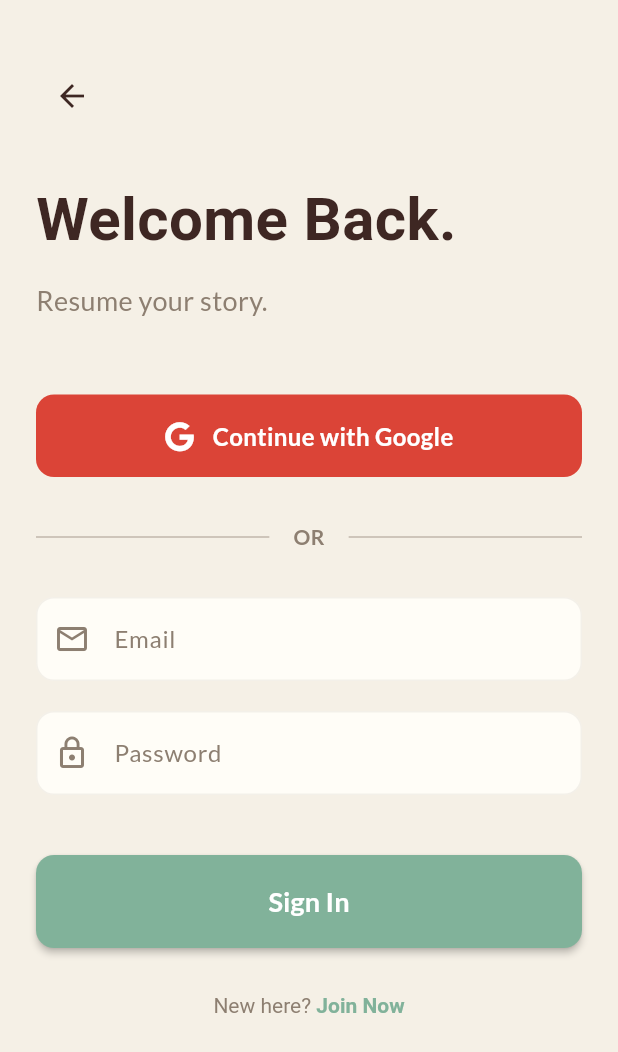
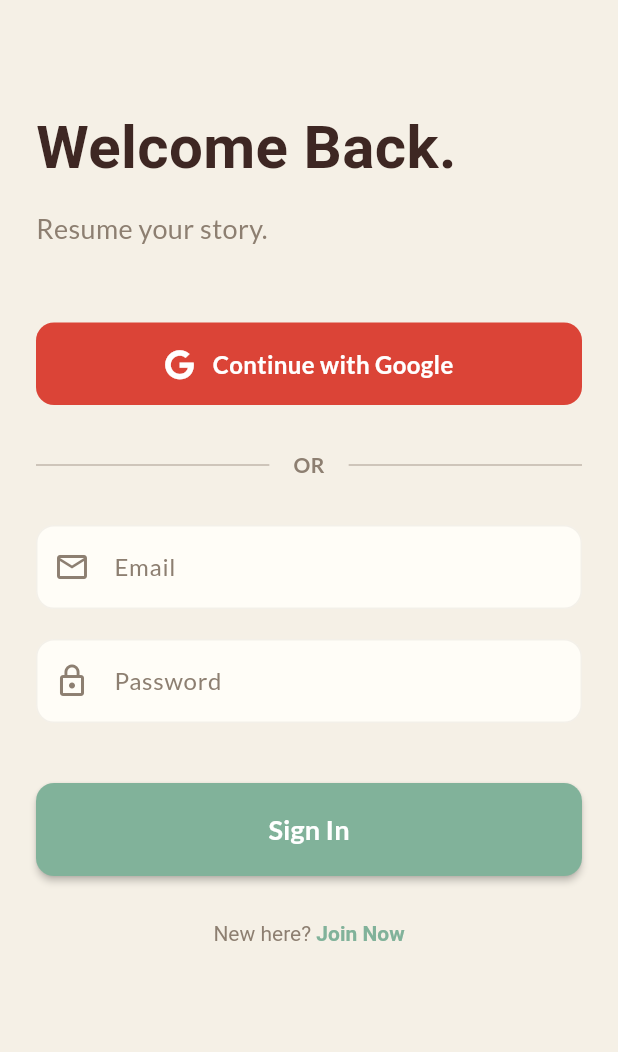
Before and after one commit to Xeno54Xe/mindfull, a Flutter app: the screen it shows after launch, after a tap on "Continue with Google", on a phone screen of 412 x 824 dp. Shown: the top 1052 px of the screen. Run offline on Flutter 3.47's test engine with Material 3 defaults, Android fonts, the phone set to English and light mode, and no system bars; our stand-ins replace avatar_glow, cloud_firestore, firebase_auth, firebase_core, fl_chart, flutter_animate and 9 more; accounts and stored records are empty; Roboto replaces fonts that are missing (Domine); statements that could not run were skipped.

Commit message:
few more changes

```diff
--- a/lib/screens/login_screen.dart
+++ b/lib/screens/login_screen.dart
@@ -1,10 +1,11 @@
 import 'package:flutter/material.dart';
 import 'package:firebase_auth/firebase_auth.dart';
-import 'package:google_sign_in/google_sign_in.dart'; // REQUIRED IMPORT
+import 'package:google_sign_in/google_sign_in.dart';
 import 'package:google_fonts/google_fonts.dart';
 import 'package:font_awesome_flutter/font_awesome_flutter.dart';
+import 'package:flutter_dotenv/flutter_dotenv.dart'; // 1. Import dotenv
 import '../theme/colors.dart';
-// Note: No need to import MainScreen, AuthGate handles it.
+
 
 class LoginScreen extends StatefulWidget {
   const LoginScreen({super.key});
@@ -42,7 +43,6 @@ class _LoginScreenState extends State<LoginScreen> {
             content: Text("Account created! Verification link sent to email."),
             backgroundColor: AppColors.sage,
           ));
-          // Switch to login mode so they can sign in after verifying
           setState(() => isSignUp = false);
         }
       } else {
@@ -51,7 +51,6 @@ class _LoginScreenState extends State<LoginScreen> {
           email: _emailController.text.trim(),
           password: _passwordController.text.trim(),
         );
-        // AuthGate will automatically detect the login and move you.
       }
     } on FirebaseAuthException catch (e) {
       if (mounted) {
@@ -65,29 +64,37 @@ class _LoginScreenState extends State<LoginScreen> {
     }
   }
 
-  // --- GOOGLE SIGN IN (FIXED) ---
+  // --- GOOGLE SIGN IN (USING .ENV) ---
   Future<void> _signInWithGoogle() async {
     setState(() => _isLoading = true);
     try {
-      // 1. Trigger the authentication flow
-      final GoogleSignInAccount? googleUser = await GoogleSignIn().signIn();
+      // 2. Load the Client ID from the .env file
+      // This is the Flutter equivalent of os.getenv("GOOGLE_WEB_CLIENT_ID")
+      final String? clientId = dotenv.env['GOOGLE_WEB_CLIENT_ID'];
+
+      if (clientId == null) {
+        print("⚠️ Warning: GOOGLE_WEB_CLIENT_ID is missing in .env file");
+      }
+
+      // 3. Pass it to the GoogleSignIn constructor
+      final GoogleSignIn googleSignIn = GoogleSignIn(
+        clientId: clientId,
+      );
+
+      final GoogleSignInAccount? googleUser = await googleSignIn.signIn();
 
       if (googleUser == null) {
-        // User canceled the sign-in
         setState(() => _isLoading = false);
         return;
       }
 
-      // 2. Obtain the auth details from the request
       final GoogleSignInAuthentication googleAuth = await googleUser.authentication;
 
-      // 3. Create a new credential
       final AuthCredential credential = GoogleAuthProvider.credential(
         accessToken: googleAuth.accessToken,
         idToken: googleAuth.idToken,
       );
 
-      // 4. Sign in to Firebase with the Google Credential
       await FirebaseAuth.instance.signInWithCredential(credential);
 
     } catch (e) {
@@ -117,11 +124,13 @@ class _LoginScreenState extends State<LoginScreen> {
           child: Column(
             crossAxisAlignment: CrossAxisAlignment.start,
             children: [
-              IconButton(
-                icon: const Icon(Icons.arrow_back, color: AppColors.ink),
-                onPressed: () => Navigator.pop(context),
-              ),
+              if (Navigator.canPop(context))
+                IconButton(
+                  icon: const Icon(Icons.arrow_back, color: AppColors.ink),
+                  onPressed: () => Navigator.pop(context),
+                ),
               const SizedBox(height: 30),
+
               Text(isSignUp ? "Begin Journal." : "Welcome Back.", style: GoogleFonts.domine(fontSize: 40, fontWeight: FontWeight.bold, color: AppColors.ink)),
               const SizedBox(height: 12),
               Text(isSignUp ? "A safe space for your mind." : "Resume your story.", style: GoogleFonts.lato(fontSize: 18, color: AppColors.stone)),
@@ -140,7 +149,7 @@ class _LoginScreenState extends State<LoginScreen> {
 
               const SizedBox(height: 40),
 
-              // THE MAIN BUTTON
+              // MAIN BUTTON
               SizedBox(
                 width: double.infinity,
                 child: ElevatedButton(
@@ -167,7 +176,7 @@ class _LoginScreenState extends State<LoginScreen> {
   }
 }
 
-// ... (Keep the _LightInput and _SocialButton classes from your original file)
+// ... (Helper widgets remain unchanged)
 class _LightInput extends StatelessWidget {
   final TextEditingController controller;
   final String label;
--- a/pubspec.yaml
+++ b/pubspec.yaml
@@ -54,6 +54,7 @@ dependencies:
   avatar_glow: ^3.0.1
   flutter_animate: ^4.5.2
   table_calendar: ^3.1.1
+  flutter_dotenv: ^6.0.0
 
 dev_dependencies:
   flutter_test:
```
Also changed, not shown: pubspec.lock.
